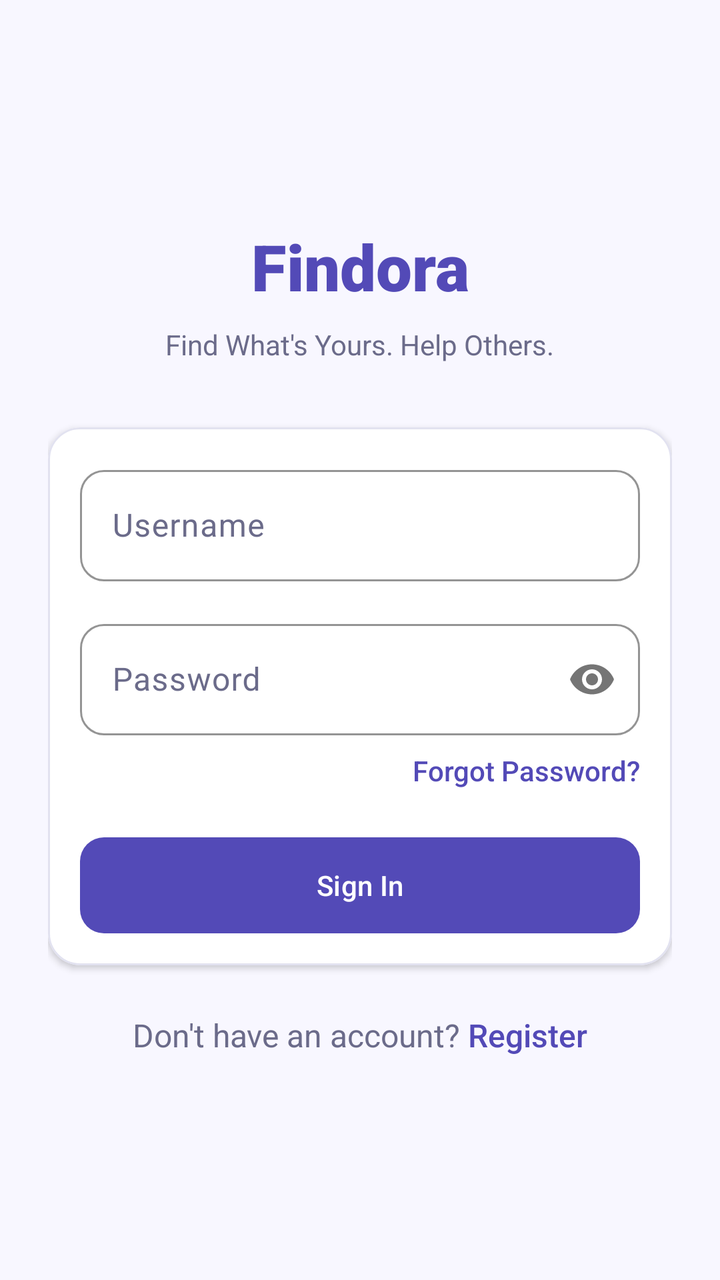
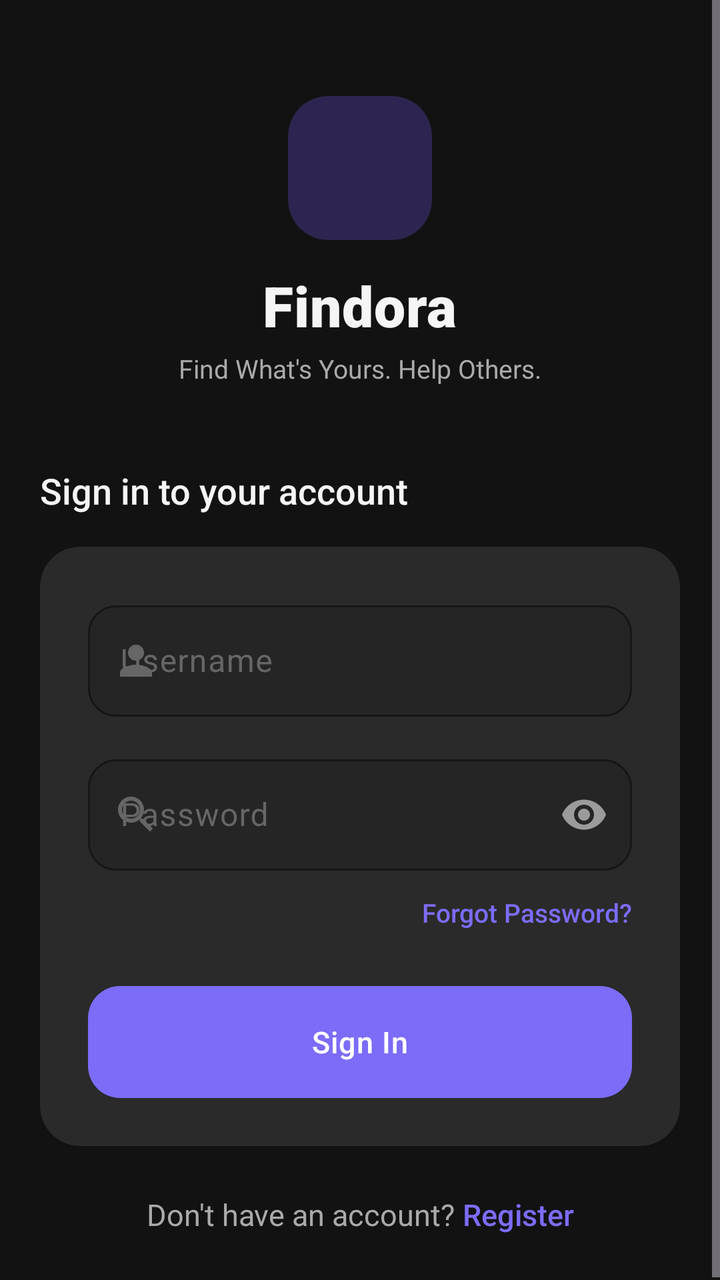

Screens rendered from an Android XML layout before and after an edit, with the pre-edit source and the edit as a unified diff.
<!-- AndroidManifest.xml: application theme Theme.Findora -->
<!-- res/layout/activity_login.xml -->
<?xml version="1.0" encoding="utf-8"?>
<ScrollView xmlns:android="http://schemas.android.com/apk/res/android"
    xmlns:app="http://schemas.android.com/apk/res-auto"
    android:layout_width="match_parent"
    android:layout_height="match_parent"
    android:background="@color/screen_background"
    android:fillViewport="true">

    <androidx.constraintlayout.widget.ConstraintLayout
        android:layout_width="match_parent"
        android:layout_height="wrap_content"
        android:padding="@dimen/spacing_large">

        <TextView
            android:id="@+id/tvAppTitle"
            android:layout_width="wrap_content"
            android:layout_height="wrap_content"
            android:text="Findora"
            android:textColor="@color/primary_purple"
            android:textSize="@dimen/text_h1"
            android:fontFamily="sans-serif-black"
            app:layout_constraintVertical_chainStyle="packed"
            app:layout_constraintBottom_toTopOf="@id/tvSubtitle"
            app:layout_constraintEnd_toEndOf="parent"
            app:layout_constraintStart_toStartOf="parent"
            app:layout_constraintTop_toTopOf="parent" />

        <TextView
            android:id="@+id/tvSubtitle"
            android:layout_width="wrap_content"
            android:layout_height="wrap_content"
            android:layout_marginTop="@dimen/spacing_small"
            android:text="Find What's Yours. Help Others."
            android:textColor="@color/text_gray"
            android:textSize="@dimen/text_caption"
            app:layout_constraintBottom_toTopOf="@id/cardLogin"
            app:layout_constraintEnd_toEndOf="parent"
            app:layout_constraintStart_toStartOf="parent"
            app:layout_constraintTop_toBottomOf="@id/tvAppTitle" />

        <com.google.android.material.card.MaterialCardView
            android:id="@+id/cardLogin"
            style="@style/Widget.Findora.Card"
            android:layout_width="0dp"
            android:layout_height="wrap_content"
            android:layout_marginTop="@dimen/spacing_xlarge"
            app:layout_constraintBottom_toTopOf="@id/layoutRegisterLink"
            app:layout_constraintEnd_toEndOf="parent"
            app:layout_constraintStart_toStartOf="parent"
            app:layout_constraintTop_toBottomOf="@id/tvSubtitle">

            <LinearLayout
                android:layout_width="match_parent"
                android:layout_height="wrap_content"
                android:orientation="vertical"
                android:padding="@dimen/spacing_medium">

                <com.google.android.material.textfield.TextInputLayout
                    android:id="@+id/tilUsername"
                    style="@style/Widget.Findora.TextInputLayout"
                    android:layout_width="match_parent"
                    android:layout_height="wrap_content"
                    android:hint="Username">

                    <com.google.android.material.textfield.TextInputEditText
                        android:id="@+id/etUsername"
                        android:layout_width="match_parent"
                        android:layout_height="wrap_content"
                        android:inputType="text"
                        android:textColor="@color/text_dark"
                        android:singleLine="true" />
                </com.google.android.material.textfield.TextInputLayout>

                <com.google.android.material.textfield.TextInputLayout
                    android:id="@+id/tilPassword"
                    style="@style/Widget.Findora.TextInputLayout"
                    android:layout_width="match_parent"
                    android:layout_height="wrap_content"
                    android:layout_marginTop="@dimen/spacing_medium"
                    android:hint="Password"
                    app:passwordToggleEnabled="true">

                    <com.google.android.material.textfield.TextInputEditText
                        android:id="@+id/etPassword"
                        android:layout_width="match_parent"
                        android:layout_height="wrap_content"
                        android:inputType="textPassword"
                        android:textColor="@color/text_dark"
                        android:singleLine="true" />
                </com.google.android.material.textfield.TextInputLayout>

                <TextView
                    android:id="@+id/tvForgotPassword"
                    android:layout_width="wrap_content"
                    android:layout_height="wrap_content"
                    android:layout_gravity="end"
                    android:layout_marginTop="@dimen/spacing_small"
                    android:text="Forgot Password?"
                    android:textColor="@color/primary_purple"
                    android:textSize="@dimen/text_caption"
                    android:fontFamily="sans-serif-medium" />

                <TextView
                    android:id="@+id/tvError"
                    android:layout_width="match_parent"
                    android:layout_height="wrap_content"
                    android:layout_marginTop="@dimen/spacing_medium"
                    android:gravity="center"
                    android:textColor="@color/error_red"
                    android:textSize="@dimen/text_caption"
                    android:visibility="gone" />

                <ProgressBar
                    android:id="@+id/progressBar"
                    android:layout_width="wrap_content"
                    android:layout_height="wrap_content"
                    android:layout_gravity="center"
                    android:layout_marginTop="@dimen/spacing_medium"
                    android:visibility="gone" />

                <com.google.android.material.button.MaterialButton
                    android:id="@+id/btnLogin"
                    style="@style/Widget.Findora.Button"
                    android:layout_width="match_parent"
                    android:layout_height="wrap_content"
                    android:layout_marginTop="@dimen/spacing_large"
                    android:text="Sign In" />

            </LinearLayout>
        </com.google.android.material.card.MaterialCardView>

        <LinearLayout
            android:id="@+id/layoutRegisterLink"
            android:layout_width="wrap_content"
            android:layout_height="wrap_content"
            android:layout_marginTop="@dimen/spacing_large"
            android:orientation="horizontal"
            app:layout_constraintBottom_toBottomOf="parent"
            app:layout_constraintEnd_toEndOf="parent"
            app:layout_constraintStart_toStartOf="parent"
            app:layout_constraintTop_toBottomOf="@id/cardLogin">

            <TextView
                android:layout_width="wrap_content"
                android:layout_height="wrap_content"
                android:text="Don't have an account? "
                android:textColor="@color/text_gray"
                android:textSize="@dimen/text_body" />

            <TextView
                android:id="@+id/tvRegister"
                android:layout_width="wrap_content"
                android:layout_height="wrap_content"
                android:text="Register"
                android:textColor="@color/primary_purple"
                android:textSize="@dimen/text_body"
                android:fontFamily="sans-serif-medium" />
        </LinearLayout>

    </androidx.constraintlayout.widget.ConstraintLayout>
</ScrollView>
<!-- resources referenced by this layout -->
<resources>
  <color name="error_red">#D85A30</color>
  <color name="primary_purple">#534AB7</color>
  <color name="screen_background">#F8F7FF</color>
  <color name="text_dark">#1A1A2E</color>
  <color name="text_gray">#6B6B8A</color>
  <dimen name="spacing_xlarge">32dp</dimen>
  <dimen name="text_body">16sp</dimen>
  <dimen name="text_caption">14sp</dimen>
  <dimen name="text_h1">32sp</dimen>
  <style name="Widget.Findora.Button" parent="Widget.Material3.Button">
          <item name="cornerRadius">12dp</item>
          <item name="android:insetTop">0dp</item>
          <item name="android:insetBottom">0dp</item>
          <item name="android:textAllCaps">false</item>
          <item name="android:fontFamily">sans-serif-medium</item>
          <item name="android:paddingTop">12dp</item>
          <item name="android:paddingBottom">12dp</item>
      </style>
  <style name="Widget.Findora.Card" parent="Widget.Material3.CardView.Elevated">
          <item name="cardCornerRadius">16dp</item>
          <item name="cardElevation">2dp</item>
          <item name="strokeColor">@color/card_border</item>
          <item name="strokeWidth">1dp</item>
          <item name="cardBackgroundColor">@color/white</item>
      </style>
  <style name="Widget.Findora.TextInputLayout" parent="Widget.Material3.TextInputLayout.OutlinedBox">
          <item name="boxCornerRadiusTopStart">12dp</item>
          <item name="boxCornerRadiusTopEnd">12dp</item>
          <item name="boxCornerRadiusBottomStart">12dp</item>
          <item name="boxCornerRadiusBottomEnd">12dp</item>
          <item name="boxStrokeColor">@color/primary_purple</item>
          <item name="hintTextColor">@color/primary_purple</item>
          <item name="android:textColorHint">@color/text_gray</item>
      </style>
  <style name="Theme.Findora" parent="Theme.Material3.DayNight.NoActionBar">
          
          <item name="colorPrimary">@color/primary_purple</item>
          <item name="colorOnPrimary">@color/white</item>
          <item name="colorPrimaryContainer">@color/light_purple</item>
          <item name="colorOnPrimaryContainer">@color/dark_purple</item>
  
          
          <item name="colorSecondary">@color/success_green</item>
          <item name="colorOnSecondary">@color/white</item>
          <item name="colorSecondaryContainer">@color/light_green</item>
          <item name="colorOnSecondaryContainer">@color/success_green</item>
  
          
          <item name="android:statusBarColor">@color/screen_background</item>
          <item name="android:windowLightStatusBar">true</item>
          
          
          <item name="android:windowBackground">@color/screen_background</item>
  
          
          <item name="materialButtonStyle">@style/Widget.Findora.Button</item>
          <item name="materialCardViewStyle">@style/Widget.Findora.Card</item>
          <item name="textInputStyle">@style/Widget.Findora.TextInputLayout</item>
      </style>
  <color name="card_border">#E2E2F0</color>
  <color name="light_purple">#EEEDFE</color>
  <color name="dark_purple">#3C3489</color>
  <color name="success_green">#1D9E75</color>
  <color name="light_green">#E1F5EE</color>
  <!-- unchanged entries left out for length: 4 -->
</resources>

<!-- the commit's change to res/layout/activity_login.xml (unified diff, before → after) -->
@@ -9,58 +9,100 @@
     <androidx.constraintlayout.widget.ConstraintLayout
         android:layout_width="match_parent"
         android:layout_height="wrap_content"
-        android:padding="@dimen/spacing_large">
-
+        android:paddingHorizontal="@dimen/screen_padding_horizontal"
+        android:paddingTop="@dimen/spacing_xxlarge"
+        android:paddingBottom="@dimen/spacing_large">
+
+        
+        <LinearLayout
+            android:id="@+id/layoutHeader"
+            android:layout_width="wrap_content"
+            android:layout_height="wrap_content"
+            android:orientation="vertical"
+            android:gravity="center_horizontal"
+            app:layout_constraintTop_toTopOf="parent"
+            app:layout_constraintStart_toStartOf="parent"
+            app:layout_constraintEnd_toEndOf="parent">
+
+            <com.google.android.material.card.MaterialCardView
+                android:layout_width="72dp"
+                android:layout_height="72dp"
+                app:cardCornerRadius="20dp"
+                app:cardElevation="0dp"
+                app:strokeWidth="0dp"
+                app:cardBackgroundColor="@color/light_purple">
+
+                <ImageView
+                    android:layout_width="44dp"
+                    android:layout_height="44dp"
+                    android:layout_gravity="center"
+                    android:src="@mipmap/ic_launcher"
+                    android:scaleType="centerCrop" />
+            </com.google.android.material.card.MaterialCardView>
+
+            <TextView
+                android:id="@+id/tvAppTitle"
+                android:layout_width="wrap_content"
+                android:layout_height="wrap_content"
+                android:layout_marginTop="14dp"
+                android:text="Findora"
+                android:textColor="@color/text_dark"
+                android:textSize="@dimen/text_h1"
+                android:fontFamily="sans-serif-black"
+                android:letterSpacing="0.01" />
+
+            <TextView
+                android:id="@+id/tvSubtitle"
+                android:layout_width="wrap_content"
+                android:layout_height="wrap_content"
+                android:layout_marginTop="4dp"
+                android:text="Find What's Yours. Help Others."
+                android:textColor="@color/text_gray"
+                android:textSize="@dimen/text_caption"
+                android:fontFamily="sans-serif" />
+        </LinearLayout>
+
+        
         <TextView
-            android:id="@+id/tvAppTitle"
-            android:layout_width="wrap_content"
-            android:layout_height="wrap_content"
-            android:text="Findora"
-            android:textColor="@color/primary_purple"
-            android:textSize="@dimen/text_h1"
-            android:fontFamily="sans-serif-black"
-            app:layout_constraintVertical_chainStyle="packed"
-            app:layout_constraintBottom_toTopOf="@id/tvSubtitle"
-            app:layout_constraintEnd_toEndOf="parent"
-            app:layout_constraintStart_toStartOf="parent"
-            app:layout_constraintTop_toTopOf="parent" />
-
-        <TextView
-            android:id="@+id/tvSubtitle"
-            android:layout_width="wrap_content"
-            android:layout_height="wrap_content"
-            android:layout_marginTop="@dimen/spacing_small"
-            android:text="Find What's Yours. Help Others."
-            android:textColor="@color/text_gray"
-            android:textSize="@dimen/text_caption"
-            app:layout_constraintBottom_toTopOf="@id/cardLogin"
-            app:layout_constraintEnd_toEndOf="parent"
-            app:layout_constraintStart_toStartOf="parent"
-            app:layout_constraintTop_toBottomOf="@id/tvAppTitle" />
-
+            android:id="@+id/tvSignInTitle"
+            android:layout_width="0dp"
+            android:layout_height="wrap_content"
+            android:layout_marginTop="40dp"
+            android:text="Sign in to your account"
+            android:textColor="@color/text_dark"
+            android:textSize="@dimen/text_h3"
+            android:fontFamily="sans-serif-medium"
+            app:layout_constraintTop_toBottomOf="@id/layoutHeader"
+            app:layout_constraintStart_toStartOf="parent"
+            app:layout_constraintEnd_toEndOf="parent" />
+
+        
         <com.google.android.material.card.MaterialCardView
             android:id="@+id/cardLogin"
             style="@style/Widget.Findora.Card"
             android:layout_width="0dp"
             android:layout_height="wrap_content"
-            android:layout_marginTop="@dimen/spacing_xlarge"
-            app:layout_constraintBottom_toTopOf="@id/layoutRegisterLink"
+            android:layout_marginTop="@dimen/spacing_medium"
+            app:layout_constraintTop_toBottomOf="@id/tvSignInTitle"
+            app:layout_constraintStart_toStartOf="parent"
             app:layout_constraintEnd_toEndOf="parent"
-            app:layout_constraintStart_toStartOf="parent"
-            app:layout_constraintTop_toBottomOf="@id/tvSubtitle">
+            app:layout_constraintBottom_toTopOf="@id/layoutRegisterLink">
 
             <LinearLayout
                 android:layout_width="match_parent"
                 android:layout_height="wrap_content"
                 android:orientation="vertical"
-                android:padding="@dimen/spacing_medium">
-
+                android:padding="@dimen/spacing_large">
+
+                
                 <com.google.android.material.textfield.TextInputLayout
                     android:id="@+id/tilUsername"
                     style="@style/Widget.Findora.TextInputLayout"
                     android:layout_width="match_parent"
                     android:layout_height="wrap_content"
-                    android:hint="Username">
+                    android:hint="Username"
+                    app:startIconDrawable="@drawable/ic_person"
+                    app:startIconTint="@color/text_hint">
 
                     <com.google.android.material.textfield.TextInputEditText
                         android:id="@+id/etUsername"
@@ -68,9 +110,12 @@
                         android:layout_height="wrap_content"
                         android:inputType="text"
                         android:textColor="@color/text_dark"
-                        android:singleLine="true" />
+                        android:textColorHint="@color/text_hint"
+                        android:singleLine="true"
+                        android:imeOptions="actionNext" />
                 </com.google.android.material.textfield.TextInputLayout>
 
+                
                 <com.google.android.material.textfield.TextInputLayout
                     android:id="@+id/tilPassword"
                     style="@style/Widget.Findora.TextInputLayout"
@@ -78,7 +123,9 @@
                     android:layout_height="wrap_content"
                     android:layout_marginTop="@dimen/spacing_medium"
                     android:hint="Password"
-                    app:passwordToggleEnabled="true">
+                    app:passwordToggleEnabled="true"
+                    app:startIconDrawable="@drawable/ic_search"
+                    app:startIconTint="@color/text_hint">
 
                     <com.google.android.material.textfield.TextInputEditText
                         android:id="@+id/etPassword"
@@ -86,59 +133,70 @@
                         android:layout_height="wrap_content"
                         android:inputType="textPassword"
                         android:textColor="@color/text_dark"
-                        android:singleLine="true" />
+                        android:textColorHint="@color/text_hint"
+                        android:singleLine="true"
+                        android:imeOptions="actionDone" />
                 </com.google.android.material.textfield.TextInputLayout>
 
+                
                 <TextView
                     android:id="@+id/tvForgotPassword"
                     android:layout_width="wrap_content"
                     android:layout_height="wrap_content"
                     android:layout_gravity="end"
                     android:layout_marginTop="@dimen/spacing_small"
+                    android:paddingVertical="4dp"
                     android:text="Forgot Password?"
                     android:textColor="@color/primary_purple"
                     android:textSize="@dimen/text_caption"
                     android:fontFamily="sans-serif-medium" />
 
+                
                 <TextView
                     android:id="@+id/tvError"
                     android:layout_width="match_parent"
                     android:layout_height="wrap_content"
-                    android:layout_marginTop="@dimen/spacing_medium"
+                    android:layout_marginTop="@dimen/spacing_small"
                     android:gravity="center"
                     android:textColor="@color/error_red"
                     android:textSize="@dimen/text_caption"
                     android:visibility="gone" />
 
+                
                 <ProgressBar
                     android:id="@+id/progressBar"
                     android:layout_width="wrap_content"
                     android:layout_height="wrap_content"
                     android:layout_gravity="center"
-                    android:layout_marginTop="@dimen/spacing_medium"
+                    android:layout_marginTop="@dimen/spacing_small"
+                    android:indeterminateTint="@color/primary_purple"
                     android:visibility="gone" />
 
+                
                 <com.google.android.material.button.MaterialButton
                     android:id="@+id/btnLogin"
                     style="@style/Widget.Findora.Button"
                     android:layout_width="match_parent"
-                    android:layout_height="wrap_content"
+                    android:layout_height="@dimen/button_height"
                     android:layout_marginTop="@dimen/spacing_large"
-                    android:text="Sign In" />
+                    android:text="Sign In"
+                    android:textSize="@dimen/text_body" />
 
             </LinearLayout>
         </com.google.android.material.card.MaterialCardView>
 
+        
         <LinearLayout
             android:id="@+id/layoutRegisterLink"
             android:layout_width="wrap_content"
             android:layout_height="wrap_content"
             android:layout_marginTop="@dimen/spacing_large"
             android:orientation="horizontal"
+            android:gravity="center"
+            app:layout_constraintTop_toBottomOf="@id/cardLogin"
             app:layout_constraintBottom_toBottomOf="parent"
-            app:layout_constraintEnd_toEndOf="parent"
-            app:layout_constraintStart_toStartOf="parent"
-            app:layout_constraintTop_toBottomOf="@id/cardLogin">
+            app:layout_constraintStart_toStartOf="parent"
+            app:layout_constraintEnd_toEndOf="parent">
 
             <TextView
                 android:layout_width="wrap_content"
<!-- resource entries referenced after the edit -->
@@ -1,69 +1,196 @@
 <!-- resources referenced by this layout -->
 <resources>
-  <color name="error_red">#D85A30</color>
-  <color name="primary_purple">#534AB7</color>
-  <color name="screen_background">#F8F7FF</color>
-  <color name="text_dark">#1A1A2E</color>
-  <color name="text_gray">#6B6B8A</color>
-  <dimen name="spacing_xlarge">32dp</dimen>
-  <dimen name="text_body">16sp</dimen>
-  <dimen name="text_caption">14sp</dimen>
-  <dimen name="text_h1">32sp</dimen>
+  <color name="error_red">#F87171</color>
+  <color name="primary_purple">#7C6CF8</color>
+  <color name="screen_background">#121212</color>
+  <color name="text_dark">#F5F5F5</color>
+  <color name="text_gray">#AAAAAA</color>
+  <color name="text_hint">#666666</color>
+  <dimen name="button_height">56dp</dimen>
+  <dimen name="screen_padding_horizontal">20dp</dimen>
+  <dimen name="spacing_xxlarge">48dp</dimen>
+  <dimen name="text_body">15sp</dimen>
+  <dimen name="text_caption">13sp</dimen>
+  <dimen name="text_h1">28sp</dimen>
+  <dimen name="text_h3">18sp</dimen>
+  <!-- drawable ic_person (drawable) -->
+  <vector xmlns:android="http://schemas.android.com/apk/res/android"
+      android:width="24dp"
+      android:height="24dp"
+      android:viewportWidth="24"
+      android:viewportHeight="24">
+    <path
+        android:fillColor="@color/text_dark"
+        android:pathData="M12,12c2.21,0 4,-1.79 4,-4s-1.79,-4 -4,-4 -4,1.79 -4,4 1.79,4 4,4zM12,14c-2.67,0 -8,1.34 -8,4v2h16v-2c0,-2.66 -5.33,-4 -8,-4z"/>
+  </vector>
+  <!-- drawable ic_search (drawable) -->
+  <vector xmlns:android="http://schemas.android.com/apk/res/android"
+      android:width="24dp"
+      android:height="24dp"
+      android:viewportWidth="24"
+      android:viewportHeight="24">
+    <path
+        android:fillColor="@color/text_dark"
+        android:pathData="M15.5,14h-0.79l-0.28,-0.27C15.41,12.59 16,11.11 16,9.5 16,5.91 13.09,3 9.5,3S3,5.91 3,9.5 5.91,16 9.5,16c1.61,0 3.09,-0.59 4.23,-1.57l0.27,0.28v0.79l5,4.99L20.49,19l-4.99,-5zM9.5,14C7.01,14 5,11.99 5,9.5S7.01,5 9.5,5 14,7.01 14,9.5 11.99,14 9.5,14z"/>
+  </vector>
+  <!-- mipmap ic_launcher (mipmap-anydpi-v26) -->
+  <?xml version="1.0" encoding="utf-8"?>
+  <adaptive-icon xmlns:android="http://schemas.android.com/apk/res/android">
+      <background android:drawable="@drawable/ic_launcher_background"/>
+      <foreground android:drawable="@drawable/ic_launcher_foreground"/>
+  </adaptive-icon>
   <style name="Widget.Findora.Button" parent="Widget.Material3.Button">
-          <item name="cornerRadius">12dp</item>
+          <item name="cornerRadius">@dimen/button_corner_radius</item>
           <item name="android:insetTop">0dp</item>
           <item name="android:insetBottom">0dp</item>
           <item name="android:textAllCaps">false</item>
+          <item name="android:textSize">@dimen/text_body</item>
           <item name="android:fontFamily">sans-serif-medium</item>
-          <item name="android:paddingTop">12dp</item>
-          <item name="android:paddingBottom">12dp</item>
+          <item name="android:minHeight">@dimen/button_height</item>
+          <item name="android:letterSpacing">0.02</item>
+          <item name="backgroundTint">@color/primary_purple</item>
+          <item name="android:textColor">@color/white</item>
       </style>
   <style name="Widget.Findora.Card" parent="Widget.Material3.CardView.Elevated">
-          <item name="cardCornerRadius">16dp</item>
-          <item name="cardElevation">2dp</item>
-          <item name="strokeColor">@color/card_border</item>
-          <item name="strokeWidth">1dp</item>
-          <item name="cardBackgroundColor">@color/white</item>
+          <item name="cardCornerRadius">@dimen/card_corner_radius</item>
+          <item name="cardElevation">0dp</item>
+          <item name="strokeWidth">0dp</item>
+          <item name="cardBackgroundColor">@color/card_background</item>
+          <item name="rippleColor">@color/primary_purple_10</item>
       </style>
   <style name="Widget.Findora.TextInputLayout" parent="Widget.Material3.TextInputLayout.OutlinedBox">
-          <item name="boxCornerRadiusTopStart">12dp</item>
-          <item name="boxCornerRadiusTopEnd">12dp</item>
-          <item name="boxCornerRadiusBottomStart">12dp</item>
-          <item name="boxCornerRadiusBottomEnd">12dp</item>
-          <item name="boxStrokeColor">@color/primary_purple</item>
+          <item name="boxCornerRadiusTopStart">@dimen/input_corner_radius</item>
+          <item name="boxCornerRadiusTopEnd">@dimen/input_corner_radius</item>
+          <item name="boxCornerRadiusBottomStart">@dimen/input_corner_radius</item>
+          <item name="boxCornerRadiusBottomEnd">@dimen/input_corner_radius</item>
+          <item name="boxStrokeColor">@color/md_theme_outline</item>
+          <item name="boxStrokeWidthFocused">2dp</item>
           <item name="hintTextColor">@color/primary_purple</item>
-          <item name="android:textColorHint">@color/text_gray</item>
+          <item name="android:textColorHint">@color/text_hint</item>
+          <item name="boxBackgroundColor">@color/surface_02</item>
+          <item name="endIconTint">@color/text_gray</item>
+          <item name="startIconTint">@color/text_gray</item>
       </style>
-  <style name="Theme.Findora" parent="Theme.Material3.DayNight.NoActionBar">
+  <style name="Theme.Findora" parent="Theme.Material3.Dark.NoActionBar">
+  
           
           <item name="colorPrimary">@color/primary_purple</item>
           <item name="colorOnPrimary">@color/white</item>
           <item name="colorPrimaryContainer">@color/light_purple</item>
-          <item name="colorOnPrimaryContainer">@color/dark_purple</item>
+          <item name="colorOnPrimaryContainer">@color/md_theme_onPrimaryContainer</item>
   
-          
           <item name="colorSecondary">@color/success_green</item>
-          <item name="colorOnSecondary">@color/white</item>
+          <item name="colorOnSecondary">@color/md_theme_onSecondary</item>
           <item name="colorSecondaryContainer">@color/light_green</item>
           <item name="colorOnSecondaryContainer">@color/success_green</item>
   
+          <item name="colorError">@color/error_red</item>
+          <item name="colorOnError">@color/md_theme_onError</item>
+  
+          
+          <item name="android:colorBackground">@color/screen_background</item>
+          <item name="colorSurface">@color/surface_01</item>
+          <item name="colorOnSurface">@color/text_dark</item>
+          <item name="colorSurfaceVariant">@color/card_background</item>
+          <item name="colorOnSurfaceVariant">@color/text_gray</item>
+          <item name="colorOutline">@color/md_theme_outline</item>
+  
           
           <item name="android:statusBarColor">@color/screen_background</item>
-          <item name="android:windowLightStatusBar">true</item>
-          
-          
+          <item name="android:windowLightStatusBar" tools:targetApi="23">false</item>
           <item name="android:windowBackground">@color/screen_background</item>
+          <item name="android:navigationBarColor">@color/surface_01</item>
   
           
           <item name="materialButtonStyle">@style/Widget.Findora.Button</item>
           <item name="materialCardViewStyle">@style/Widget.Findora.Card</item>
           <item name="textInputStyle">@style/Widget.Findora.TextInputLayout</item>
+          <item name="chipStyle">@style/Widget.Findora.Chip</item>
+          <item name="bottomNavigationStyle">@style/Widget.Findora.BottomNav</item>
       </style>
-  <color name="card_border">#E2E2F0</color>
-  <color name="light_purple">#EEEDFE</color>
-  <color name="dark_purple">#3C3489</color>
-  <color name="success_green">#1D9E75</color>
-  <color name="light_green">#E1F5EE</color>
+  <!-- drawable ic_launcher_background (drawable) -->
+  <?xml version="1.0" encoding="utf-8"?>
+  <shape xmlns:android="http://schemas.android.com/apk/res/android">
+      <solid android:color="#534AB7"/>
+  </shape>
+  <!-- drawable ic_launcher_foreground (drawable) -->
+  <?xml version="1.0" encoding="utf-8"?>
+  <vector xmlns:android="http://schemas.android.com/apk/res/android"
+      android:width="108dp"
+      android:height="108dp"
+      android:viewportWidth="108"
+      android:viewportHeight="108">
+  
+      <group
+          android:scaleX="1.3"
+          android:scaleY="1.3"
+          android:translateX="17.6"
+          android:translateY="17.6">
+          
+          <path
+              android:pathData="M23,9 A13,13 0 1 1 23,35 A13,13 0 1 1 23,9"
+              android:strokeColor="#FFFFFF"
+              android:strokeWidth="3.5"
+              android:fillColor="@android:color/transparent"
+              android:strokeLineCap="round"/>
+  
+          
+          <path
+              android:pathData="M32.5,32.5 L44,44"
+              android:strokeColor="#FFFFFF"
+              android:strokeWidth="3.5"
+              android:fillColor="@android:color/transparent"
+              android:strokeLineCap="round"/>
+  
+          
+          <path
+              android:pathData="M23,17.5 A4.5,4.5 0 1 1 23,26.5 A4.5,4.5 0 1 1 23,17.5"
+              android:fillColor="#FFFFFF"
+              android:fillAlpha="0.9"/>
+  
+          
+          <path
+              android:pathData="M23,26.5 L23,31"
+              android:strokeColor="#FFFFFF"
+              android:strokeWidth="3"
+              android:fillColor="@android:color/transparent"
+              android:strokeLineCap="round"/>
+      </group>
+  </vector>
+  <dimen name="button_corner_radius">16dp</dimen>
+  <dimen name="card_corner_radius">20dp</dimen>
+  <color name="card_background">#2A2A2A</color>
+  <color name="primary_purple_10">#1A7C6CF8</color>
+  <dimen name="input_corner_radius">14dp</dimen>
+  <color name="md_theme_outline">#444444</color>
+  <color name="surface_02">#252525</color>
+  <color name="md_theme_onPrimaryContainer">#CEC6FF</color>
+  <color name="light_purple">#2D2550</color>
+  <color name="success_green">#4ADE80</color>
+  <color name="md_theme_onSecondary">#0A2618</color>
+  <color name="light_green">#0D2B1A</color>
+  <color name="md_theme_onError">#3D0000</color>
+  <color name="surface_01">#1E1E1E</color>
+  <style name="Widget.Findora.Chip" parent="Widget.Material3.Chip.Filter">
+          <item name="chipCornerRadius">@dimen/chip_corner_radius</item>
+          <item name="chipBackgroundColor">@color/chip_bg_colors</item>
+          <item name="chipStrokeColor">@color/chip_stroke_colors</item>
+          <item name="chipStrokeWidth">1dp</item>
+          <item name="android:textColor">@color/chip_text_colors</item>
+          <item name="checkedIconVisible">false</item>
+          <item name="chipMinHeight">36dp</item>
+          <item name="android:textSize">@dimen/text_caption</item>
+          <item name="android:textStyle">bold</item>
+      </style>
+  <style name="Widget.Findora.BottomNav" parent="Widget.MaterialComponents.BottomNavigationView">
+          <item name="itemIconTint">@color/nav_item_colors</item>
+          <item name="itemTextColor">@color/nav_item_colors</item>
+          <item name="itemActiveIndicatorStyle">@style/Widget.Findora.BottomNav.ActiveIndicator</item>
+      </style>
+  <dimen name="chip_corner_radius">20dp</dimen>
+  <style name="Widget.Findora.BottomNav.ActiveIndicator" parent="Widget.Material3.BottomNavigationView.ActiveIndicator">
+          <item name="android:color">@color/light_purple</item>
+      </style>
   <!-- unchanged entries left out for length: 4 -->
 </resources>
 
